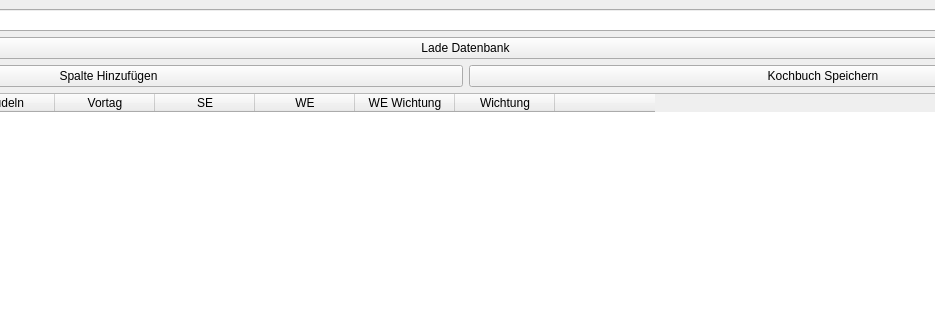
Above: Kochbuch_GUI.ui from WiemelerJo/Speiseplan before the change; both pictures show x 255 to 1190 and y 0 to 320 of the 1441 by 555 pixel window. Below: the same form after it.
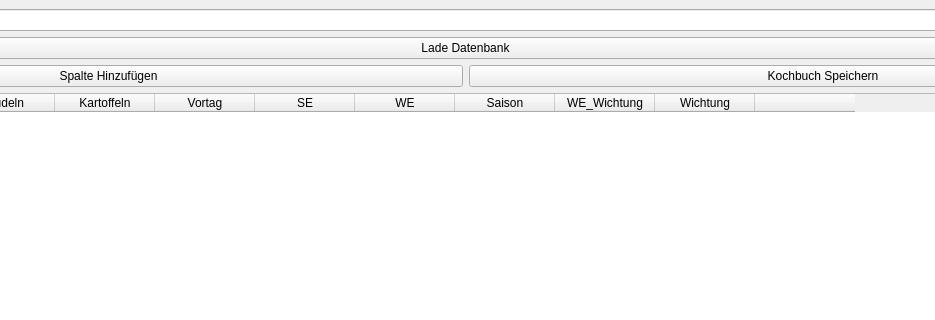
That is the form after the change.

Diff of the .ui file:
```diff
--- a/Kochbuch_GUI.ui
+++ b/Kochbuch_GUI.ui
@@ -60,6 +60,11 @@
         <string>Nudeln</string>
        </property>
       </column>
+      <column>
+       <property name="text">
+        <string>Kartoffeln</string>
+       </property>
+      </column>
       <column>
        <property name="text">
         <string>Vortag</string>
@@ -77,7 +82,12 @@
       </column>
       <column>
        <property name="text">
-        <string>WE Wichtung</string>
+        <string>Saison</string>
+       </property>
+      </column>
+      <column>
+       <property name="text">
+        <string>WE_Wichtung</string>
        </property>
       </column>
       <column>
```
